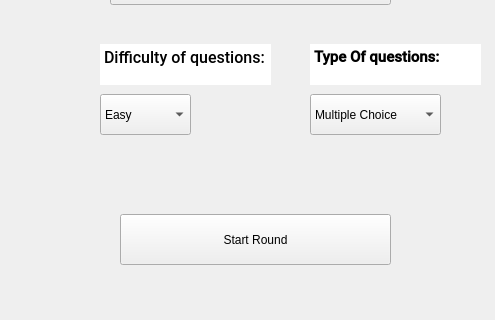
menafar2005/MYgame, file pvpmode_pages.ui: the form before one commit; both pictures show x 0 to 495 and y 236 to 556 of the 879 by 556 pixel window.
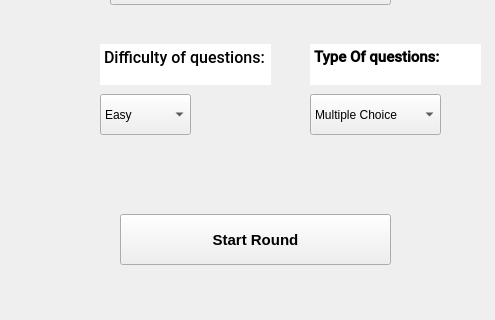
The form after the commit.

Commit message: the font size of start roun has changed

The edit to the form file:
```diff
--- a/pvpmode_pages.ui
+++ b/pvpmode_pages.ui
@@ -348,6 +348,12 @@
           <height>51</height>
          </rect>
         </property>
+        <property name="font">
+         <font>
+          <pointsize>11</pointsize>
+          <bold>true</bold>
+         </font>
+        </property>
         <property name="cursor">
          <cursorShape>PointingHandCursor</cursorShape>
         </property>
```
